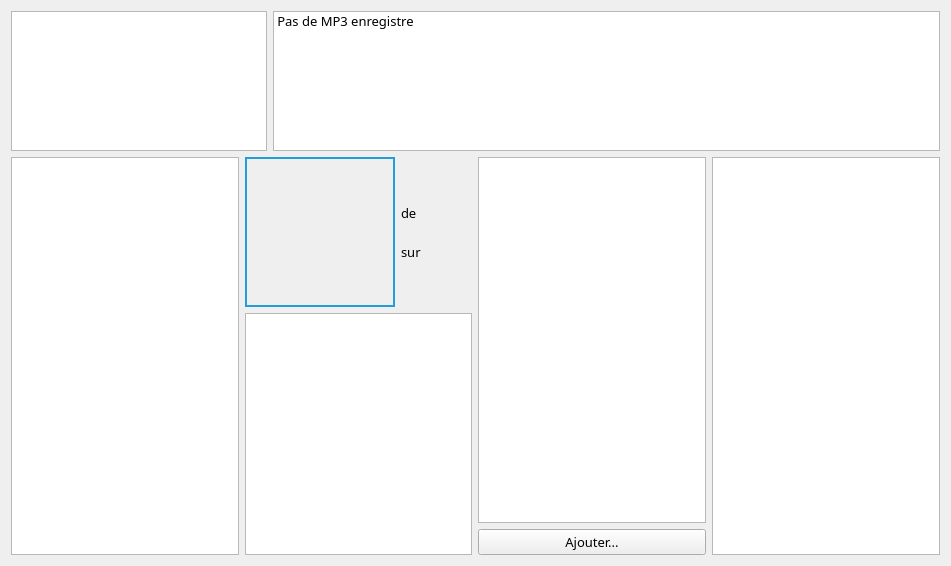
Qt form projet-musique/core/ongletmp3.ui (toopoormaghell/projet-musique) before a commit.
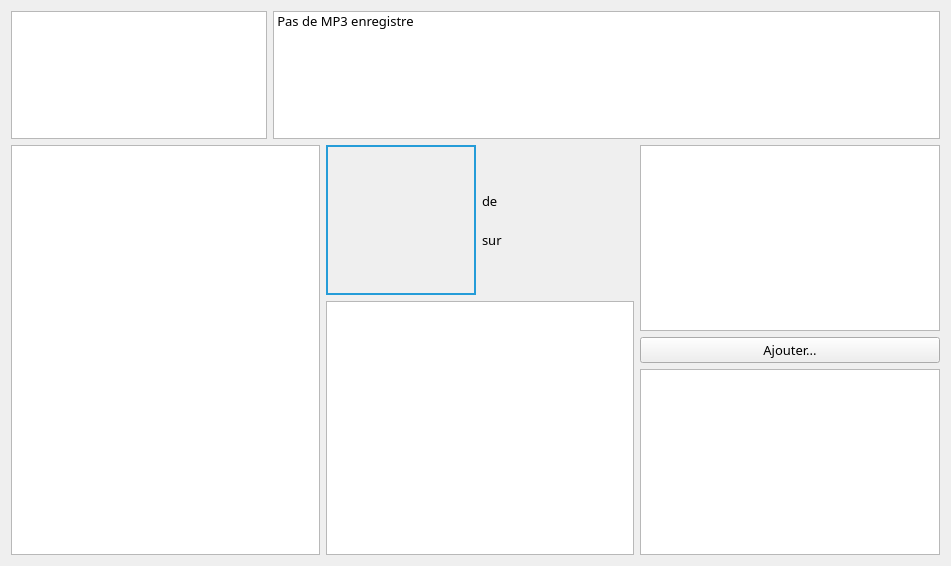
The same form after that commit.

Patch:
```diff
--- a/projet-musique/core/ongletmp3.ui
+++ b/projet-musique/core/ongletmp3.ui
@@ -151,7 +151,7 @@
       <widget class="QListWidget" name="Albums">
        <property name="maximumSize">
         <size>
-         <width>300</width>
+         <width>800</width>
          <height>16777215</height>
         </size>
        </property>
@@ -352,6 +352,12 @@
       <layout class="QVBoxLayout" name="verticalLayout_3">
        <item>
         <widget class="QListWidget" name="Playlists">
+         <property name="maximumSize">
+          <size>
+           <width>300</width>
+           <height>16777215</height>
+          </size>
+         </property>
          <property name="iconSize">
           <size>
            <width>100</width>
@@ -370,11 +376,18 @@
          </property>
         </widget>
        </item>
+       <item>
+        <widget class="QListWidget" name="Paroles">
+         <property name="maximumSize">
+          <size>
+           <width>300</width>
+           <height>16777215</height>
+          </size>
+         </property>
+        </widget>
+       </item>
       </layout>
      </item>
-     <item>
-      <widget class="QListWidget" name="Paroles"/>
-     </item>
     </layout>
    </item>
   </layout>
```
